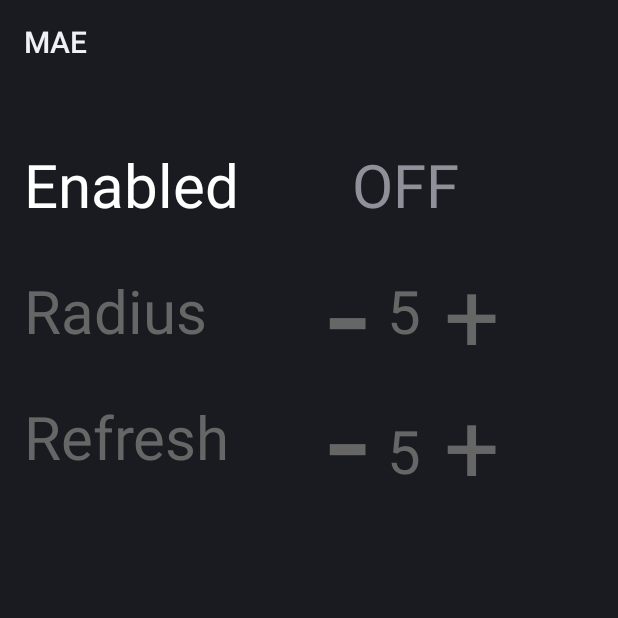
After one commit to felizagoyen/SOA-2015-2C, an Android app: the OptionsActivity screen opened directly, with no data from a screen before it, on a phone screen of 412 x 824 dp, the top half of it. The commit adds this screen. Run offline under Robolectric (Android 15) with nearby library versions, the phone set to English and light mode, and no system bars.

Commit message:
Options View

```diff
--- a/MAE/app/src/main/AndroidManifest.xml
+++ b/MAE/app/src/main/AndroidManifest.xml
@@ -38,6 +38,12 @@
                 <category android:name="android.intent.category.LAUNCHER" />
             </intent-filter>
         </activity>
+        <activity android:name=".OptionsActivity" >
+            <intent-filter>
+                <action android:name="android.intent.action.MAIN" />
+                <category android:name="android.intent.category.LAUNCHER" />
+            </intent-filter>
+        </activity>
     </application>
 
 </manifest>
--- a/MAE/app/src/main/java/ar/com/unlam/mae/MainActivity.java
+++ b/MAE/app/src/main/java/ar/com/unlam/mae/MainActivity.java
@@ -3,8 +3,6 @@ package ar.com.unlam.mae;
 import android.app.Activity;
 import android.hardware.Camera;
 import android.os.Bundle;
-import android.view.Menu;
-import android.view.MenuItem;
 import android.widget.FrameLayout;
 
 
--- /dev/null
+++ b/MAE/app/src/main/java/ar/com/unlam/mae/OptionsActivity.java
@@ -0,0 +1,114 @@
+package ar.com.unlam.mae;
+
+import android.app.Activity;
+import android.graphics.Color;
+import android.os.Bundle;
+import android.view.View;
+import android.widget.TextView;
+
+import ar.com.unlam.mae.Utils.OptionsLocation;
+
+public class OptionsActivity extends Activity implements View.OnClickListener {
+
+    TextView enabled;
+
+    TextView minusRadius;
+    TextView plusRadius;
+    TextView radiusValue;
+    TextView radiusText;
+
+    TextView minusRefreshTime;
+    TextView plusRefreshTime;
+    TextView refreshTimeValue;
+    TextView refreshTimeText;
+
+    OptionsLocation optionsLocation = OptionsLocation.getInstance();
+
+    @Override
+    protected void onCreate(Bundle savedInstanceState) {
+        super.onCreate(savedInstanceState);
+        setContentView(R.layout.options);
+        enabled = (TextView) findViewById(R.id.txtEnabledValue);
+        minusRadius = (TextView) findViewById(R.id.txtMinusRadius);
+        plusRadius = (TextView) findViewById(R.id.txtPlusRadius);
+        radiusValue = (TextView) findViewById(R.id.txtRadiusValue);
+        radiusText = (TextView) findViewById(R.id.txtRadius);
+
+        minusRefreshTime = (TextView) findViewById(R.id.txtMinusRefresh);
+        plusRefreshTime = (TextView) findViewById(R.id.txtPlusRefresh);
+        refreshTimeValue = (TextView) findViewById(R.id.txtRefreshValue);
+        refreshTimeText = (TextView) findViewById(R.id.txtRefresh);
+
+        enabled.setOnClickListener(this);
+        minusRadius.setOnClickListener(this);
+        plusRadius.setOnClickListener(this);
+        minusRefreshTime.setOnClickListener(this);
+        plusRefreshTime.setOnClickListener(this);
+
+        radiusValue.setText(String.valueOf(optionsLocation.getRadius()));
+        refreshTimeValue.setText(String.valueOf(optionsLocation.getRefreshTime()));
+        setEnabled();
+    }
+
+    @Override
+    public void onClick(View v) {
+        if(v == minusRadius) {
+            int r = Integer.valueOf(radiusValue.getText().toString()) - 1;
+            if(r >= optionsLocation.MIN_RADIUS) {
+                optionsLocation.setRadius(r);
+                radiusValue.setText(String.valueOf(r));
+            }
+        } else if(v == plusRadius) {
+            int r = Integer.valueOf(radiusValue.getText().toString()) + 1;
+            if(r <= optionsLocation.MAX_RADIUS) {
+                optionsLocation.setRadius(r);
+                radiusValue.setText(String.valueOf(r));
+            }
+        } else if(v == minusRefreshTime) {
+            int r = Integer.valueOf(refreshTimeValue.getText().toString()) - 1;
+            if(r >= optionsLocation.MIN_REFRESH_TIME) {
+                optionsLocation.setRefreshTime(r);
+                refreshTimeValue.setText(String.valueOf(r));
+            }
+        } else if(v == plusRefreshTime) {
+            int r = Integer.valueOf(refreshTimeValue.getText().toString()) + 1;
+            if(r <= optionsLocation.MAX_REFRESH_TIME) {
+                optionsLocation.setRefreshTime(r);
+                refreshTimeValue.setText(String.valueOf(r));
+            }
+        } else if(v == enabled) {
+            if(optionsLocation.getEnabled()) {
+                enabled.setText(String.valueOf("OFF"));
+                optionsLocation.setEnabled(false);
+                setEnabled();
+            } else {
+                enabled.setText(String.valueOf("ON"));
+                optionsLocation.setEnabled(true);
+                setEnabled();
+            }
+        }
+    }
+
+    private void setEnabled() {
+        int color;
+        if (optionsLocation.getEnabled()) {
+            color = Color.parseColor(optionsLocation.ENABLED_COLOR);
+        } else {
+            color = Color.parseColor(optionsLocation.DISABLED_COLLOR);
+        }
+        minusRefreshTime.setEnabled(optionsLocation.getEnabled());
+        plusRefreshTime.setEnabled(optionsLocation.getEnabled());
+        minusRadius.setEnabled(optionsLocation.getEnabled());
+        plusRadius.setEnabled(optionsLocation.getEnabled());
+
+        minusRefreshTime.setTextColor(color);
+        plusRefreshTime.setTextColor(color);
+        refreshTimeValue.setTextColor(color);
+        refreshTimeText.setTextColor(color);
+
+        minusRadius.setTextColor(color);
+        plusRadius.setTextColor(color);
+        radiusValue.setTextColor(color);
+        radiusText.setTextColor(color);
+    }
+}
--- /dev/null
+++ b/MAE/app/src/main/java/ar/com/unlam/mae/Utils/Coordinate.java
@@ -0,0 +1,51 @@
+package ar.com.unlam.mae.Utils;
+
+
+import java.math.BigDecimal;
+
+public class Coordinate {
+
+    private BigDecimal latitude;
+    private BigDecimal longitude;
+
+    /**
+     * Constructor.
+     * @param latitude Latitud
+     * @param longitude Longitud
+     */
+    public Coordinate(final BigDecimal latitude, final BigDecimal longitude) {
+        this.latitude = latitude;
+        this.longitude = longitude;
+    }
+
+    /**
+     * @return the latitude
+     */
+    public BigDecimal getLatitude() {
+        return latitude;
+    }
+
+    /**
+     * @return the longitude
+     */
+    public BigDecimal getLongitude() {
+        return longitude;
+    }
+
+    /**
+     * Asegura que tanto la longitud como la latitud se encuentran seteadas, considerando entonces como valida a la coordenada, devolviendo true.
+     * @return True si ambos campos estan seteados.
+     */
+    public boolean isValid() {
+        return this.latitude != null && this.longitude != null;
+    }
+
+
+    public void setLatitude(BigDecimal latitude) {
+        this.latitude = latitude;
+    }
+
+    public void setLongitude(BigDecimal longitude) {
+        this.longitude = longitude;
+    }
+}
--- /dev/null
+++ b/MAE/app/src/main/java/ar/com/unlam/mae/Utils/GeoUtils.java
@@ -0,0 +1,23 @@
+package ar.com.unlam.mae.Utils;
+
+public class GeoUtils {
+    private static int EARTH_RADIO = 6371;
+    private static GeoUtils ourInstance = new GeoUtils();
+
+    public static GeoUtils getInstance() {
+        return ourInstance;
+    }
+
+    private GeoUtils() {
+    }
+
+    public Double getDistanceBetweenCoordinates(final Coordinate coordinate1, final Coordinate coordinate2) {
+        Double dLat = Math.toRadians((coordinate2.getLatitude().subtract(coordinate1.getLatitude()).doubleValue()));
+        Double dLon = Math.toRadians((coordinate2.getLongitude().subtract(coordinate1.getLongitude()).doubleValue()));
+        Double a = Math.sin(dLat/2) * Math.sin(dLat/2) +
+                Math.cos(Math.toRadians(coordinate1.getLatitude().doubleValue())) * Math.cos(Math.toRadians(coordinate2.getLatitude().doubleValue())) * Math.sin(dLon/2) * Math.sin(dLon/2);
+        Double c = 2 * Math.atan2(Math.sqrt(a), Math.sqrt(1-a));
+        return EARTH_RADIO * c;
+    }
+
+}
--- /dev/null
+++ b/MAE/app/src/main/java/ar/com/unlam/mae/Utils/OptionsLocation.java
@@ -0,0 +1,51 @@
+package ar.com.unlam.mae.Utils;
+
+public class OptionsLocation {
+
+    private static OptionsLocation instance = new OptionsLocation();
+
+    public final int MIN_REFRESH_TIME = 1;
+    public final int MAX_REFRESH_TIME = 10;
+    public final int MIN_RADIUS = 1;
+    public final int MAX_RADIUS = 10;
+    public final String DISABLED_COLLOR = "#666666";
+    public final String ENABLED_COLOR = "#FFFFFF";
+
+    private int radius;
+    private int refreshTime;
+    private boolean enabled;
+
+    private OptionsLocation() {
+        radius = 5;
+        refreshTime = 5;
+        enabled = false;
+    }
+
+    public static OptionsLocation getInstance() {
+        return instance;
+    }
+
+    public void setRadius(int radius) {
+        this.radius = radius;
+    }
+
+    public int getRadius() {
+        return radius;
+    }
+
+    public void setRefreshTime(int refreshTime) {
+        this.refreshTime = refreshTime;
+    }
+
+    public int getRefreshTime() {
+        return refreshTime;
+    }
+
+    public void setEnabled(boolean enabled) {
+        this.enabled = enabled;
+    }
+
+    public boolean getEnabled() {
+        return enabled;
+    }
+}
--- /dev/null
+++ b/MAE/app/src/main/res/layout/options.xml
@@ -0,0 +1,120 @@
+<?xml version="1.0" encoding="utf-8"?>
+<RelativeLayout xmlns:android="http://schemas.android.com/apk/res/android"
+    xmlns:tools="http://schemas.android.com/tools"
+    android:id="@+id/optionsView"
+    android:layout_width="wrap_content" android:layout_height="wrap_content"
+    tools:context=".OptionsActivity">
+
+    <TextView
+        android:layout_width="wrap_content"
+        android:layout_height="wrap_content"
+        android:text="Radius"
+        android:id="@+id/txtRadius"
+        android:textSize="40dp"
+        android:layout_alignLeft="@+id/txtEnabled"
+        android:layout_below="@+id/txtEnabled"
+        android:layout_marginTop="30dp"
+        android:enabled="true" />
+
+    <TextView
+        android:layout_width="wrap_content"
+        android:layout_height="wrap_content"
+        android:text="0"
+        android:id="@+id/txtRadiusValue"
+        android:textSize="40dp"
+        android:layout_marginRight="15dp"
+        android:layout_alignTop="@+id/txtRadius"
+        android:layout_toRightOf="@+id/txtRadius"
+        android:layout_marginLeft="120dp" />
+
+    <TextView
+        android:layout_width="wrap_content"
+        android:layout_height="wrap_content"
+        android:text="-"
+        android:id="@+id/txtMinusRadius"
+        android:textSize="100dp"
+        android:layout_marginLeft="80dp"
+        android:layout_marginTop="-10dp"
+        android:layout_toRightOf="@+id/txtRadius"
+        android:layout_below="@+id/txtEnabledValue"
+        android:clickable="true" />
+
+    <TextView
+        android:layout_width="wrap_content"
+        android:layout_height="wrap_content"
+        android:text="+"
+        android:id="@+id/txtPlusRadius"
+        android:textSize="65dp"
+        android:textIsSelectable="false"
+        android:layout_below="@+id/txtEnabledValue"
+        android:layout_toRightOf="@+id/txtRadiusValue"
+        android:layout_marginTop="15dp"
+        android:layout_marginLeft="0dp"
+        android:clickable="true" />
+
+    <TextView
+        android:layout_width="wrap_content"
+        android:layout_height="wrap_content"
+        android:text="Refresh"
+        android:id="@+id/txtRefresh"
+        android:textSize="40dp"
+        android:layout_below="@+id/txtRadius"
+        android:layout_alignLeft="@+id/txtRadius"
+        android:layout_marginTop="30dp" />
+
+    <TextView
+        android:layout_width="wrap_content"
+        android:layout_height="wrap_content"
+        android:text="0"
+        android:id="@+id/txtRefreshValue"
+        android:textSize="40dp"
+        android:layout_below="@+id/txtMinusRadius"
+        android:layout_alignLeft="@+id/txtRadiusValue" />
+
+    <TextView
+        android:layout_width="wrap_content"
+        android:layout_height="wrap_content"
+        android:text="-"
+        android:id="@+id/txtMinusRefresh"
+        android:textSize="100dp"
+        android:layout_below="@+id/txtRadiusValue"
+        android:layout_alignLeft="@+id/txtMinusRadius"
+        android:layout_marginTop="-10dp"
+        android:clickable="true" />
+
+    <TextView
+        android:layout_width="wrap_content"
+        android:layout_height="wrap_content"
+        android:textAppearance="?android:attr/textAppearanceLarge"
+        android:text="Enabled"
+        android:id="@+id/txtEnabled"
+        android:layout_alignParentTop="true"
+        android:layout_alignParentLeft="true"
+        android:layout_marginLeft="16dp"
+        android:layout_marginTop="40dp"
+        android:textSize="40dp"
+        android:textColor="#FFFFFF" />
+
+    <TextView
+        android:layout_width="wrap_content"
+        android:layout_height="wrap_content"
+        android:text="OFF"
+        android:id="@+id/txtEnabledValue"
+        android:textSize="40dp"
+        android:layout_above="@+id/txtRadius"
+        android:layout_toRightOf="@+id/txtEnabled"
+        android:layout_marginLeft="75dp" />
+
+    <TextView
+        android:layout_width="wrap_content"
+        android:layout_height="wrap_content"
+        android:text="+"
+        android:id="@+id/txtPlusRefresh"
+        android:textSize="65dp"
+        android:textIsSelectable="false"
+        android:clickable="true"
+        android:layout_below="@+id/txtPlusRadius"
+        android:layout_toRightOf="@+id/txtRefreshValue"
+        android:layout_marginLeft="15dp" />
+
+</RelativeLayout>
--- a/MAE/build.gradle
+++ b/MAE/build.gradle
@@ -5,7 +5,7 @@ buildscript {
         jcenter()
     }
     dependencies {
-        classpath 'com.android.tools.build:gradle:1.0.0'
+        classpath 'com.android.tools.build:gradle:1.3.0'
 
         // NOTE: Do not place your application dependencies here; they belong
         // in the individual module build.gradle files
```
Also changed, not shown: MAE/app/src/main/java/ar/com/unlam/mae/OverlayView.java (+0 -8 lines), 18 other files.
